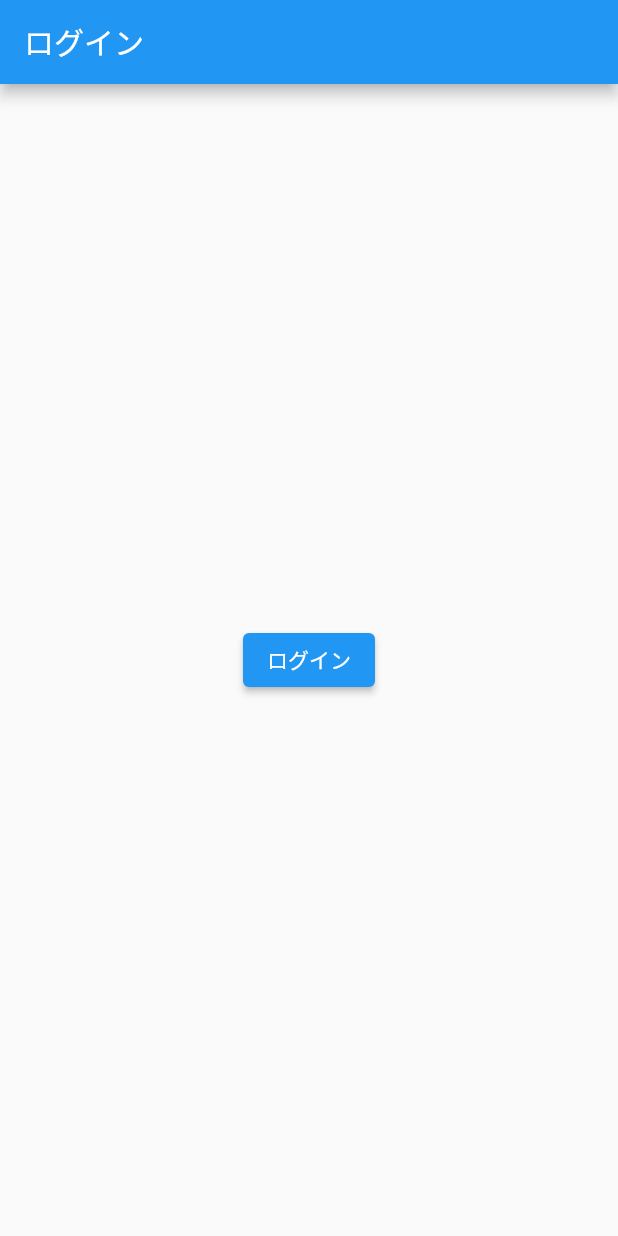
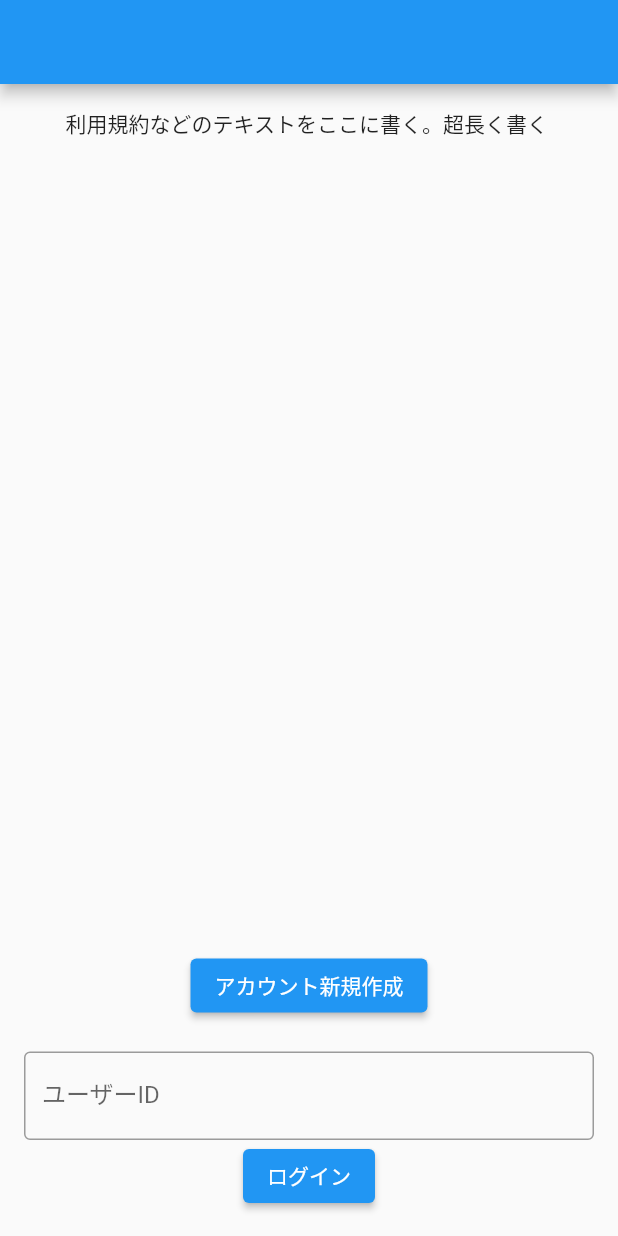
Before and after one commit to ShinoharaTa/nostr_pubcha_client, a Flutter app: the screen it shows after launch, on a phone screen of 412 x 824 dp. Run offline on Flutter 3.47's test engine with Material 2 defaults, Android fonts, the phone set to English and light mode, and no system bars.

Commit message:
ログイン画面のレイアウト少し

```diff
--- /dev/null
+++ b/lib/const/text.dart
@@ -0,0 +1 @@
+const String termsText = "利用規約などのテキストをここに書く。超長く書く";
--- a/lib/login.dart
+++ b/lib/login.dart
@@ -1,39 +1,65 @@
 import 'package:flutter/material.dart';
 import 'chat.dart';
+import "const/text.dart";
 
-void main() {
-  runApp(MyApp());
-}
+// void main() {
+//   runApp(MyApp());
+// }
 
-class MyApp extends StatelessWidget {
-  @override
-  Widget build(BuildContext context) {
-    return MaterialApp(
-      home: LoginScreen(),
-    );
-  }
-}
+// class MyApp extends StatelessWidget {
+//   @override
+//   Widget build(BuildContext context) {
+//     return MaterialApp(
+//       home: LoginScreen(),
+//     );
+//   }
+// }
 
 class LoginScreen extends StatelessWidget {
   @override
   Widget build(BuildContext context) {
     return Scaffold(
       appBar: AppBar(
-        title: Text('ログイン'),
-      ),
-      body: Center(
-        child: ElevatedButton(
-          child: Text('ログイン'),
-          onPressed: () {
-            // Navigator.push(
-            //   context,
-            //   MaterialPageRoute(builder: (context) => ChatScreen()),
-            // );
-            Navigator.pushAndRemoveUntil(
-                context,
-                MaterialPageRoute(builder: (context) => ChatScreen()),
-                (Route<dynamic> route) => false);
-          },
+          // title: Text('ログイン'),
+          ),
+      body: Padding(
+        padding: EdgeInsets.all(16.0),
+        child: Column(
+          mainAxisAlignment: MainAxisAlignment.center,
+          crossAxisAlignment: CrossAxisAlignment.stretch,
+          children: <Widget>[
+            Expanded(
+              child: SelectableText(
+                termsText,
+                textAlign: TextAlign.center,
+              ),
+            ),
+            Column(
+              mainAxisSize: MainAxisSize.min,
+              children: <Widget>[
+                ElevatedButton(
+                  child: Text('アカウント新規作成'),
+                  onPressed: () {
+                    // 新規作成画面に遷移するロジック
+                  },
+                ),
+                SizedBox(height: 20),
+                TextField(
+                  decoration: InputDecoration(
+                    labelText: 'ユーザーID',
+                    border: OutlineInputBorder(),
+                  ),
+                ),
+                SizedBox(width: 8), // テキストフィールドとボタンの間にスペースを追加
+                ElevatedButton(
+                  child: Text('ログイン'),
+                  onPressed: () {
+                    // ログイン画面に遷移するロジック
+                  },
+                ),
+              ],
+            ),
+          ],
         ),
       ),
     );
```
